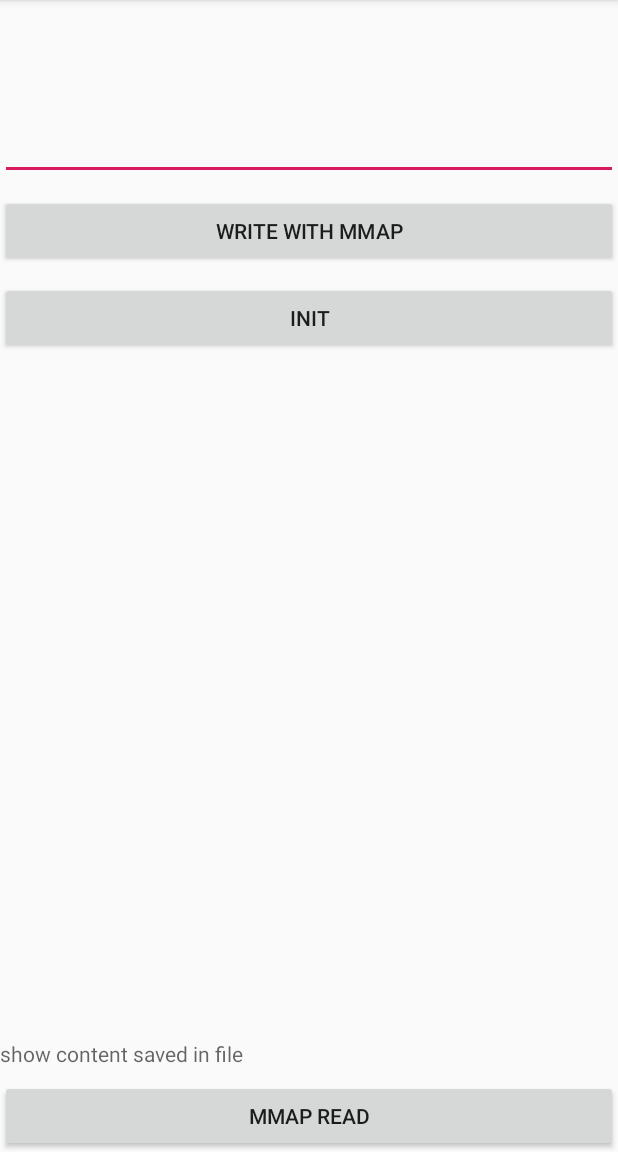
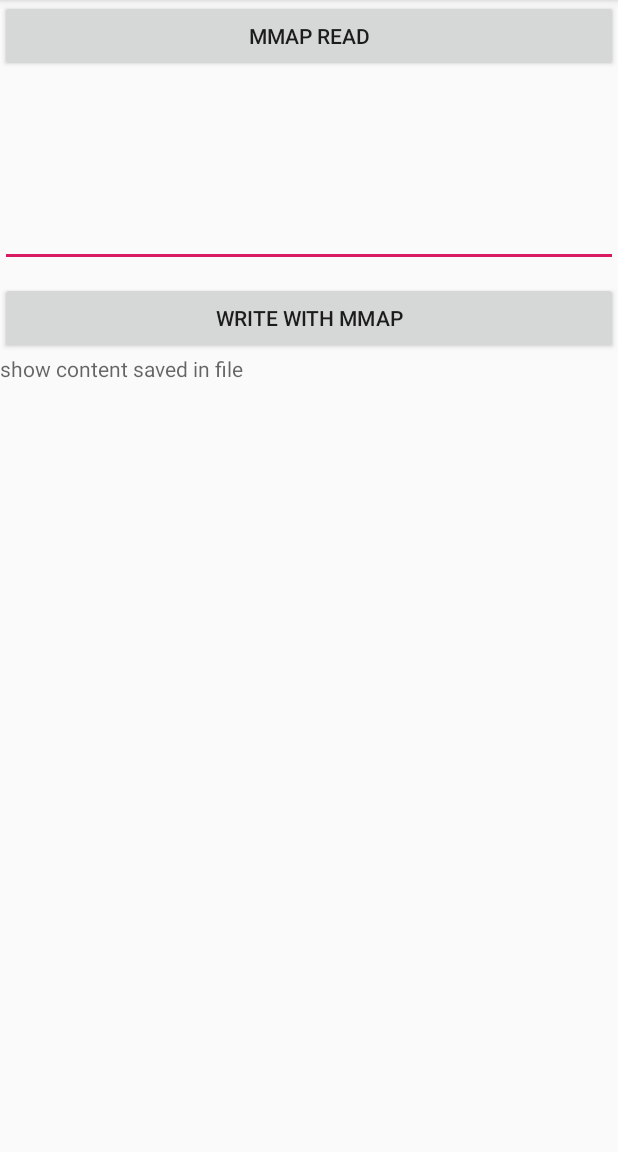
Before and after one commit to ithaibo/Logdog, an Android app: the screen it shows after launch (MainActivity), on a phone screen of 412 x 824 dp, the part 84-1236 px from its top. Run offline under Robolectric (Android 15) with nearby library versions, the phone set to English and light mode, and no system bars; 6 statements that could not run were skipped.

Commit message:
[refactor]:{初始化流程优化；日志写入时增加进程ID，线程ID，时间戳}

```diff
--- a/app/src/main/AndroidManifest.xml
+++ b/app/src/main/AndroidManifest.xml
@@ -8,6 +8,7 @@
         android:label="@string/app_name"
         android:roundIcon="@mipmap/ic_launcher_round"
         android:supportsRtl="true"
+        android:name=".MyApp"
         android:theme="@style/AppTheme">
         <activity android:name=".MainActivity">
             <intent-filter>
--- a/app/src/main/java/com/andy/logdog/Logdog.java
+++ b/app/src/main/java/com/andy/logdog/Logdog.java
@@ -1,63 +1,83 @@
 package com.andy.logdog;
 
-import android.content.Context;
+import android.os.Process;
+import android.text.TextUtils;
 import android.util.Log;
 
 import androidx.annotation.NonNull;
 
+/**
+ *
+ todo 多种类型数据如何序列化、反序列化？
+ todo 写入其他数据类型
+ todo 读取其他类型的数据
+ */
 public class Logdog {
-    static String path;
-    long buffer = -1;
-
-
+    public native void mmapWrite(long buffer, @NonNull String content);
+    private long buffer = -1;
+    static {
+        System.loadLibrary("native-lib");
+    }
     private static class H {
         private static final Logdog INSTANCE = new Logdog();
-        // Used to load the 'native-lib' library on application startup.
-        static {
-            System.loadLibrary("native-lib");
-        }
     }
     public static Logdog getInstance() {
         return H.INSTANCE;
     }
 
-    public void init(@NonNull Context context) {
-        buffer = createBuffer(path);
-    }
 
 
-    public void w(String content) {
+    private String path;
+    public void init(@NonNull String path) {
+        if (!TextUtils.equals(path, this.path)) {
+            this.path = path;
+        } else {
+            if (-1 != buffer) {
+                Log.w("Logdog", "buffer not need init again!");
+                return;
+            }
+        }
+        buffer = createBuffer(this.path);
+    }
+    public void w(
+            String content) {
+        if (TextUtils.isEmpty(content)) return;
+
         if (buffer == -1) {
             throw new IllegalStateException("buffer not available, please create it");
         }
-        mmapWrite(buffer, content);
-        Log.i("Logdog", "write complete");
+        //进程ID
+        int processId = Process.myPid();
+        //线程ID
+        int threadTid = Process.myTid();
+        long threadIdJava = Thread.currentThread().getId();
+        long timeStamp = System.currentTimeMillis();
+        String contentToSave = "" +
+                Utils.foramtDatetime(timeStamp) + " [" +
+                processId +":"+
+                threadTid+":" +
+                threadIdJava + "] " +
+                content+"\n";
+        long start = System.nanoTime();
+        mmapWrite(buffer, contentToSave);
+        long end = System.nanoTime();
+
+        Log.i("Logdog", "write complete, time cost: " + (end - start));
     }
-
     public String read() {
         if (buffer == -1) {
-
             throw new IllegalStateException("buffer not available, please create it");
         }
         return readFile(buffer);
     }
-
     public void release() {
         if (-1 == buffer) return;
         onExit(buffer);
         buffer = -1;
     }
 
-    //todo 多种类型数据如何序列化、反序列化？
 
     public native long createBuffer(@NonNull String path);
-    public native void mmapWrite(long buffer, @NonNull String content);
-    //todo 写入其他数据类型
-
     public native String readFile(long buffer);
-    //todo 读取其他类型的数据
-//    public native void printBase64(@NonNull String content);
-
-
     public native void onExit(long buffer);
 }
--- a/app/src/main/java/com/andy/logdog/MainActivity.kt
+++ b/app/src/main/java/com/andy/logdog/MainActivity.kt
@@ -4,25 +4,18 @@ import android.os.Bundle
 import android.util.Log
 import androidx.appcompat.app.AppCompatActivity
 import kotlinx.android.synthetic.main.activity_main.*
-import java.io.File
 
 class MainActivity : AppCompatActivity() {
 
 
     override fun onCreate(savedInstanceState: Bundle?) {
+        Logdog.getInstance().w("MainActivity.onCreate invoked")
         super.onCreate(savedInstanceState)
         setContentView(R.layout.activity_main)
-
-
-        val file = File(applicationContext
-                .getExternalFilesDir(null), "logdog")
-        Logdog.path = file.absolutePath
-
 
         // Example of a call to a native method
         btn_read.setOnClickListener { readFile() }
         btn_write_mmap.setOnClickListener { writeInputWithMMAP() }
-        btn_init.setOnClickListener { Logdog.getInstance().init(application) }
     }
 
     private fun getEditInput(): String {
@@ -41,8 +34,33 @@ class MainActivity : AppCompatActivity() {
         tv.text = read
     }
 
+    override fun onAttachedToWindow() {
+        super.onAttachedToWindow()
+        Logdog.getInstance().w("MainActivity.onAttachedToWindow invoked")
+    }
+
+    override fun onStart() {
+        super.onStart()
+        Logdog.getInstance().w("MainActivity.onStart invoked")
+    }
+
+    override fun onResume() {
+        super.onResume()
+        Logdog.getInstance().w("MainActivity.onResume invoked")
+    }
+
+    override fun onPause() {
+        super.onPause()
+        Logdog.getInstance().w("MainActivity.onPause invoked")
+    }
+
+    override fun onStop() {
+        super.onStop()
+        Logdog.getInstance().w("MainActivity.onStop invoked")
+    }
+
     override fun onDestroy() {
         super.onDestroy()
-        Logdog.getInstance().release()
+        Logdog.getInstance().w("MainActivity.onDestroy invoked")
     }
 }
--- /dev/null
+++ b/app/src/main/java/com/andy/logdog/MyApp.kt
@@ -0,0 +1,43 @@
+package com.andy.logdog
+
+import android.app.Application
+import android.content.Context
+import java.io.File
+
+class MyApp : Application() {
+    companion object {
+        private var app:MyApp? = null
+        fun getApp() :MyApp? {
+            return app
+        }
+    }
+
+    override fun attachBaseContext(base: Context?) {
+        super.attachBaseContext(base)
+        app = this
+        initLogdog()
+    }
+
+    override fun onCreate() {
+        super.onCreate()
+//        initLogdog()
+    }
+
+
+    private fun initLogdog() {
+        val file = File(this
+                .getExternalFilesDir(null), "logdog")
+        val path = file.absolutePath
+        Logdog.getInstance().init(path)
+    }
+
+    override fun onTrimMemory(level: Int) {
+        super.onTrimMemory(level)
+        Logdog.getInstance().w("Memory is not enough")
+    }
+
+    override fun onTerminate() {
+        super.onTerminate()
+        Logdog.getInstance().release()
+    }
+}
--- a/app/src/main/res/layout/activity_main.xml
+++ b/app/src/main/res/layout/activity_main.xml
@@ -4,31 +4,25 @@
     xmlns:tools="http://schemas.android.com/tools"
     android:layout_width="match_parent"
     android:layout_height="match_parent"
+    android:touchscreenBlocksFocus="true"
     tools:context=".MainActivity">
-
-    <EditText
-        android:id="@+id/et"
-        app:layout_constraintLeft_toLeftOf="parent"
-        app:layout_constraintTop_toTopOf="parent"
-        android:layout_width="match_parent"
-        android:layout_height="120dp"/>
 
     <Button
         android:id="@+id/btn_read"
         android:layout_width="match_parent"
         android:layout_height="wrap_content"
         android:text="mmap read"
-        app:layout_constraintBottom_toBottomOf="parent"
+        app:layout_constraintTop_toTopOf="parent"
         app:layout_constraintEnd_toEndOf="parent"
         app:layout_constraintStart_toStartOf="parent" />
 
-    <TextView
-        android:id="@+id/tv"
-        android:hint="show content saved in file"
-        app:layout_constraintBottom_toTopOf="@+id/btn_read"
-        android:layout_marginBottom="8dp"
+    <EditText
+        android:id="@+id/et"
+        app:layout_constraintLeft_toLeftOf="parent"
+        app:layout_constraintTop_toBottomOf="@id/btn_read"
+        android:layout_marginTop="10dp"
         android:layout_width="match_parent"
-        android:layout_height="wrap_content"/>
+        android:layout_height="120dp"/>
 
     <Button
         android:id="@+id/btn_write_mmap"
@@ -40,12 +34,21 @@
         app:layout_constraintStart_toStartOf="parent"
         app:layout_constraintTop_toBottomOf="@+id/et" />
 
-    <Button
-        android:id="@+id/btn_init"
+
+    <androidx.core.widget.NestedScrollView
+        app:layout_constraintTop_toBottomOf="@id/btn_write_mmap"
+        app:layout_constraintBottom_toBottomOf="parent"
         android:layout_width="match_parent"
-        android:layout_height="wrap_content"
-        app:layout_constraintLeft_toLeftOf="parent"
-        app:layout_constraintTop_toBottomOf="@id/btn_write_mmap"
-        android:layout_marginTop="10dp"
-        android:text="init"/>
+        android:layout_height="0dp">
+
+        <TextView
+            android:id="@+id/tv"
+            android:hint="show content saved in file"
+            android:layout_width="match_parent"
+            android:layout_height="wrap_content"/>
+
+    </androidx.core.widget.NestedScrollView>
+
+
+
 </androidx.constraintlayout.widget.ConstraintLayout>
```
Also changed, not shown: app/src/main/java/com/andy/logdog/Utils.java (added, +15 -0 lines), 1 other file.
